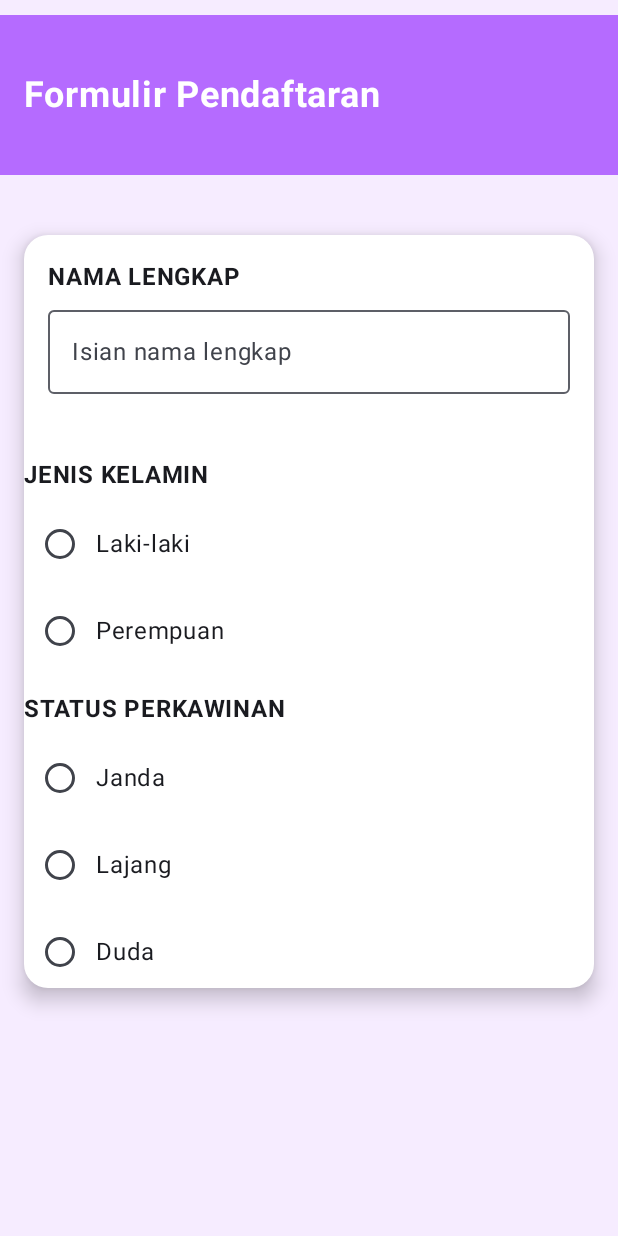
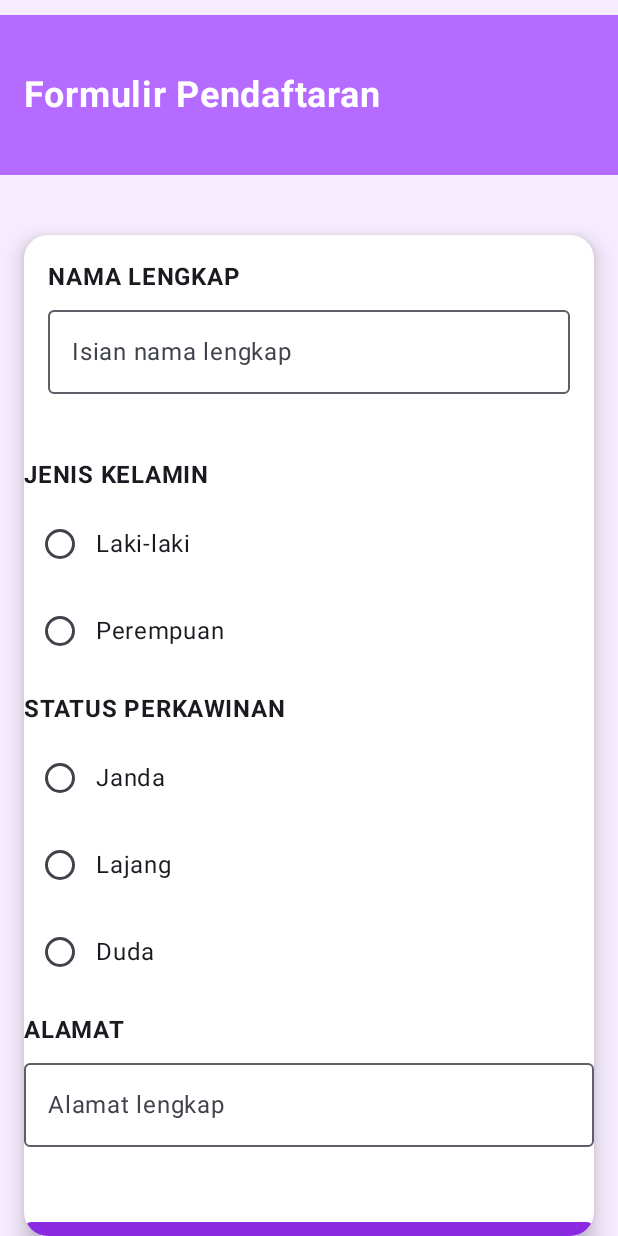
Before and after one commit to rnktlhr/QuestNavigasTugas_069, an Android app built with Jetpack Compose: the composable FormulirPendaftaran shown on its own in the app's theme, on a phone screen of 412 x 824 dp. Run offline under Robolectric (Android 15) with nearby library versions, the phone set to English and light mode, and no system bars.

Commit message:
menambahkan spacer text alamat colum dan button status perkawinan di form pendaftaran

```diff
--- a/app/src/main/java/view/FormPendaftaran.kt
+++ b/app/src/main/java/view/FormPendaftaran.kt
@@ -13,6 +13,8 @@ import androidx.compose.foundation.layout.padding
 import androidx.compose.foundation.layout.statusBarsPadding
 import androidx.compose.foundation.layout.wrapContentHeight
 import androidx.compose.foundation.shape.RoundedCornerShape
+import androidx.compose.material3.Button
+import androidx.compose.material3.ButtonDefaults
 import androidx.compose.material3.Card
 import androidx.compose.material3.CardDefaults
 import androidx.compose.material3.OutlinedTextField
@@ -37,7 +39,7 @@ import androidx.compose.ui.unit.sp
 @Composable
 fun FormulirPendaftaran(modifier: Modifier){
     var nama by remember { mutableStateOf(TextFieldValue("")) }
-    val alamat by remember { mutableStateOf(TextFieldValue("")) }
+    var alamat by remember { mutableStateOf(TextFieldValue("")) }
     var jenisKelamin by remember { mutableStateOf("") }
     var statusPerkawinan by remember { mutableStateOf("") }
 
@@ -128,6 +130,30 @@ fun FormulirPendaftaran(modifier: Modifier){
                         }
                     }
                 }
+                Spacer(modifier = Modifier.height(paddingMedium))
+
+                Text("ALAMAT", fontWeight = FontWeight.Bold)
+                OutlinedTextField(
+                    value = alamat,
+                    onValueChange = { alamat = it },
+                    placeholder = { Text("Alamat lengkap") },
+                    modifier = Modifier
+                        .fillMaxWidth()
+                        .padding(vertical = paddingSmall)
+                )
+
+                Spacer(modifier = Modifier.height(paddingLarge))
+
+                Button(
+                    onClick = { /* aksi submit */ },
+                    colors = ButtonDefaults.buttonColors(containerColor = Color(0xFF8A2BE2)),
+                    shape = RoundedCornerShape(50),
+                    modifier = Modifier
+                        .fillMaxWidth()
+                        .height(buttonHeight)
+                ) {
+                    Text("Submit", color = Color.White, fontWeight = FontWeight.Bold)
+                }
             }
         }
     }
```
